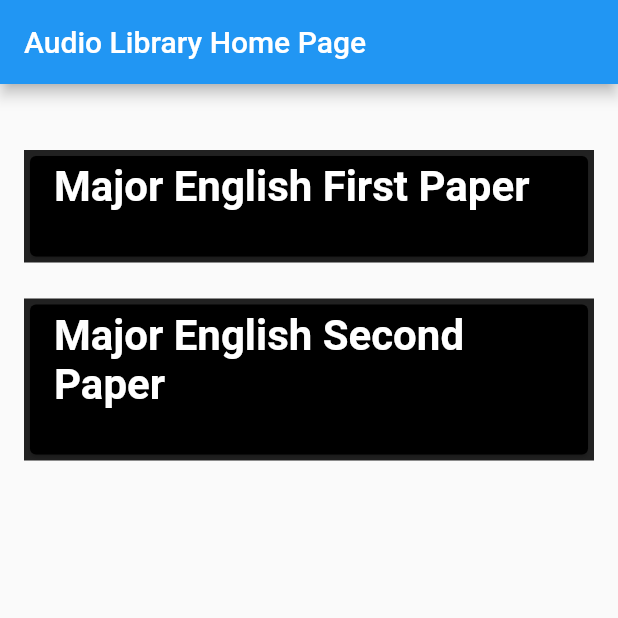
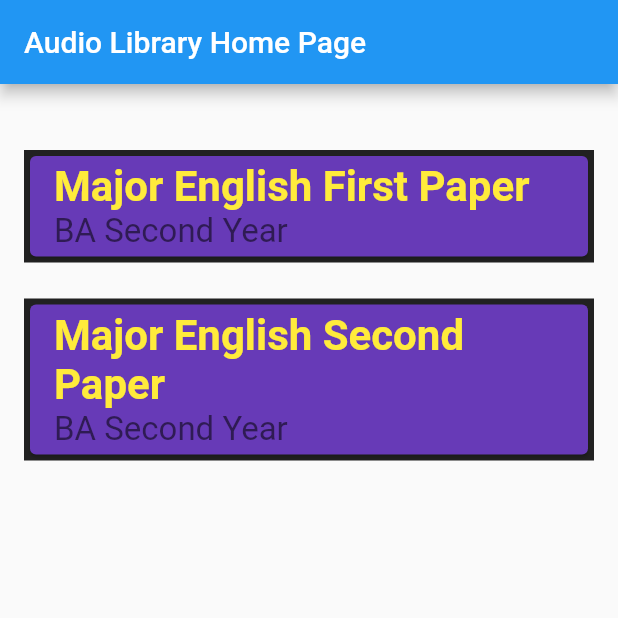
Before and after one commit to DhakalDebindra/nepali_audio_library, a Flutter app: the screen it shows after launch, on a phone screen of 412 x 824 dp, the top half of it. Run offline on Flutter 3.47's test engine with Material 2 defaults, Android fonts, the phone set to English and light mode, and no system bars; our stand-ins replace bloc, flutter_bloc.

Commit message:
Change colorrs on card and text widget

```diff
--- a/lib/widget/load_audio_book_screen.dart
+++ b/lib/widget/load_audio_book_screen.dart
@@ -52,11 +52,14 @@
             color: Colors.black87,
           ),
           child: Card(
-            color: Colors.black,
+            color: Colors.deepPurple,
             child: ListTile(
               title: Text(
                 state.audioBooks[index].bookTitle,
-                style: TextStyle(fontSize: 28, fontWeight: FontWeight.bold, color: Colors.white),
+                style: TextStyle(
+                    fontSize: 28,
+                    fontWeight: FontWeight.bold,
+                    color: Colors.yellow),
               ),
               subtitle: Text(
                 state.audioBooks[index].bookLabel,
```
